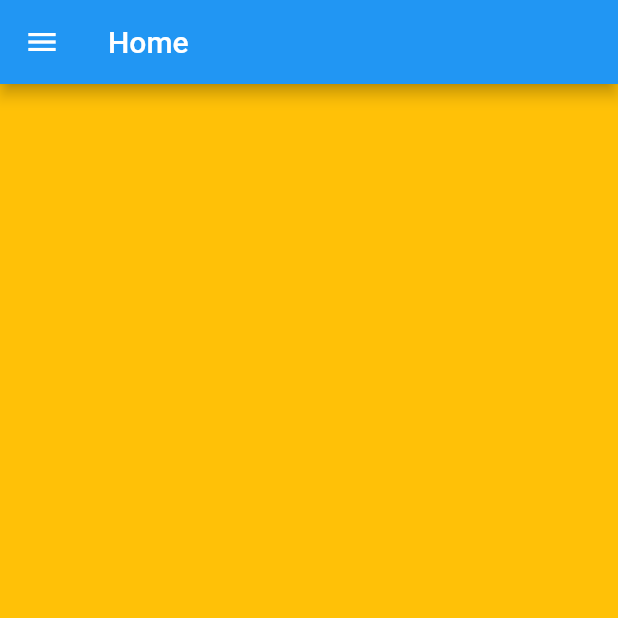
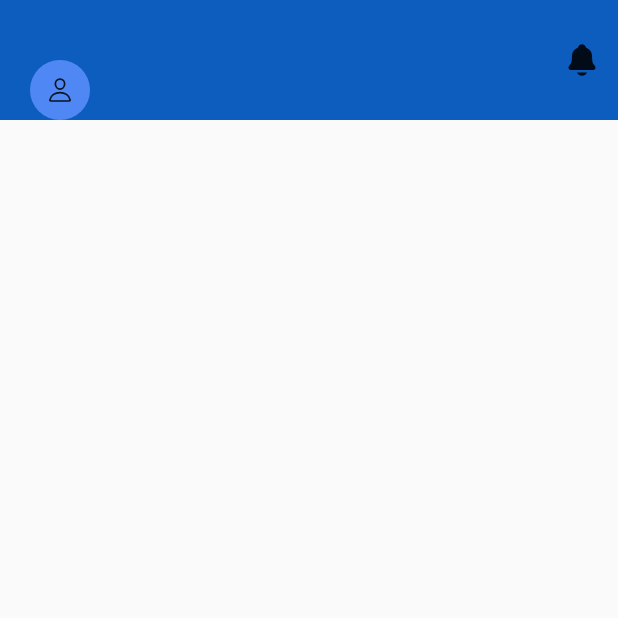
Before and after one commit to MarcioJCarvalho/os_manager, a Flutter app: the screen it shows after launch, on a phone screen of 412 x 824 dp, the top half of it. Run offline on Flutter 3.47's test engine with Material 2 defaults, Android fonts, the phone set to English and light mode, and no system bars; our stand-ins replace animated_splash_screen, ionicons, lottie.

Commit message:
construção da home

```diff
--- a/lib/app.dart
+++ b/lib/app.dart
@@ -1,22 +1,34 @@
 import 'package:flutter/material.dart';
+import 'package:flutter/services.dart';
 import 'package:os_manager/pages/cliente/lista.dart';
 import 'package:os_manager/pages/colaborador/lista.dart';
 import 'package:os_manager/pages/equipamento/lista.dart';
-import 'package:os_manager/pages/home.dart';
+import 'package:os_manager/pages/home/home.dart';
 import 'package:os_manager/pages/login.dart';
 import 'package:os_manager/pages/ocorrencia/lista.dart';
 import 'package:os_manager/pages/os/lista.dart';
 import 'package:os_manager/pages/splash.dart';
 import 'package:os_manager/pages/tecnico/lista.dart';
+import 'package:os_manager/utils/colors.dart';
 
 class App extends StatelessWidget {
   const App({Key? key}) : super(key: key);
 
   @override
   Widget build(BuildContext context) {
+    SystemChrome.setSystemUIOverlayStyle(
+      SystemUiOverlayStyle(
+          // para Android e IOS
+          statusBarColor: primaryColor,
+          statusBarIconBrightness: Brightness.dark,
+          statusBarBrightness: Brightness.dark,
+          systemNavigationBarColor: primaryColor,
+          systemNavigationBarIconBrightness: Brightness.dark),
+    );
     return MaterialApp(
       debugShowCheckedModeBanner: false,
       title: 'Os Manager',
+      theme: ThemeData(primarySwatch: blueSwatch),
       routes: {
         "/": (context) => const Splash(),
         "home": (context) => const Home(),
--- a/lib/pages/home.dart
+++ b/lib/pages/home/home.dart
@@ -1,28 +1,38 @@
 import 'package:flutter/material.dart';
 import 'package:os_manager/menu.dart';
-import 'package:os_manager/pages/init.dart';
+import 'package:os_manager/pages/home/home_content.dart';
 
 class Home extends StatelessWidget {
   const Home({Key? key}) : super(key: key);
+
   @override
   Widget build(BuildContext context) {
     return LayoutBuilder(builder: (context, constraints) {
       final bool isMobile = constraints.maxWidth < 600;
       return Scaffold(
-        appBar: AppBar(
-          automaticallyImplyLeading: isMobile,
-          title: const Text('Home'),
-        ),
+        // appBar: AppBar(
+        //   automaticallyImplyLeading: isMobile,
+        //   title: const Text('Home'),
+        // ),
         drawer: const Menu(),
         body: isMobile
-            ? const Init()
+            ? const HomeContent()
             : Row(
                 children: [
                   Menu(),
-                  const Expanded(child: Init()),
+                  const Expanded(child: HomeContent()),
                 ],
               ),
       );
     });
   }
+
+  // PreferredSize _appBar() {
+  //   return PreferredSize(
+  //       child: AppBar(
+  //         automaticallyImplyLeading: isMobile,
+  //         title: const Text('Home'),
+  //       ),
+  //       preferredSize: const Size.fromHeight(0));
+  // }
 }
--- /dev/null
+++ b/lib/pages/home/home_content.dart
@@ -0,0 +1,25 @@
+import 'package:flutter/material.dart';
+import 'package:flutter/services.dart';
+import 'package:os_manager/pages/home/widgets/header.dart';
+import 'package:os_manager/utils/colors.dart';
+
+class HomeContent extends StatelessWidget {
+  const HomeContent({Key? key}) : super(key: key);
+
+  @override
+  Widget build(BuildContext context) {
+    return Scaffold(
+      // backgroundColor: backgroundColor,
+      body: SingleChildScrollView(
+        child: Container(
+          color: Colors.white,
+          child: Column(
+            children: [
+              Header(),
+            ],
+          ),
+        ),
+      ),
+    );
+  }
+}
--- /dev/null
+++ b/lib/pages/home/widgets/header.dart
@@ -0,0 +1,51 @@
+import 'package:flutter/material.dart';
+import 'package:ionicons/ionicons.dart';
+import 'package:os_manager/utils/colors.dart';
+
+class Header extends StatelessWidget {
+  const Header({Key? key}) : super(key: key);
+
+  @override
+  Widget build(BuildContext context) {
+    return Container(
+      color: primaryColor,
+      child: Column(crossAxisAlignment: CrossAxisAlignment.start, children: [
+        Row(
+          mainAxisAlignment: MainAxisAlignment.spaceBetween,
+          children: [
+            _profile(),
+            _options(),
+          ],
+        ),
+      ]),
+    );
+  }
+
+  _profile() {
+    return GestureDetector(
+      onTap: () {
+        // abrir a drwaer
+      },
+      child: Container(
+        height: 40,
+        width: 40,
+        margin: const EdgeInsets.only(left: 20, top: 40),
+        decoration: BoxDecoration(
+            borderRadius: BorderRadius.circular(80), color: secundaryColor),
+        child: IconButton(
+          iconSize: 18,
+          onPressed: () {},
+          icon: const Icon(Ionicons.person_outline),
+        ),
+      ),
+    );
+  }
+
+  _options() {
+    return Row(
+      children: [
+        IconButton(onPressed: () {}, icon: Icon(Ionicons.notifications)),
+      ],
+    );
+  }
+}
--- a/lib/pages/init.dart
+++ /dev/null
@@ -1,12 +0,0 @@
-import 'package:flutter/material.dart';
-
-class Init extends StatelessWidget {
-  const Init({Key? key}) : super(key: key);
-
-  @override
-  Widget build(BuildContext context) {
-    return Scaffold(
-      backgroundColor: Colors.amber,
-    );
-  }
-}
--- a/lib/pages/splash.dart
+++ b/lib/pages/splash.dart
@@ -1,7 +1,7 @@
 import 'package:flutter/material.dart';
 import 'package:animated_splash_screen/animated_splash_screen.dart';
 import 'package:lottie/lottie.dart';
-import 'package:os_manager/pages/home.dart';
+import 'package:os_manager/pages/home/home.dart';
 import 'package:os_manager/utils/colors.dart';
 
 class Splash extends StatelessWidget {
@@ -10,7 +10,7 @@ class Splash extends StatelessWidget {
   Widget build(BuildContext context) {
     return AnimatedSplashScreen(
       splash: Lottie.asset('assets/132689-rocket-launch.json'),
-      backgroundColor: backgroundColor,
+      backgroundColor: primaryColor,
       nextScreen: const Home(),
       duration: 4000,
     );
--- a/lib/utils/colors.dart
+++ b/lib/utils/colors.dart
@@ -1,9 +1,10 @@
 import 'package:flutter/material.dart';
 
-Color backgroundColor = const Color.fromARGB(255, 12, 93, 190);
-Color secundaryColor = const Color.fromRGBO(155, 59, 218, 1);
-Color grayColor = const Color.fromRGBO(240, 241, 245, 1);
-Color greyText = const Color.fromARGB(255, 62, 62, 63);
+Color primaryColor = const Color.fromARGB(255, 12, 93, 190);
+Color secundaryColor = const Color.fromARGB(255, 79, 136, 244);
+Color grayColor = const Color.fromRGBO(242, 247, 250, 1);
+Color greyText = const Color.fromRGBO(27, 27, 27, 1);
+Color backgroundColor = const Color.fromARGB(255, 79, 136, 244);
 LinearGradient backgroundGradient = const LinearGradient(
     begin: Alignment.bottomCenter,
     end: Alignment.topCenter,
@@ -11,3 +12,27 @@ LinearGradient backgroundGradient = const LinearGradient(
       Color.fromARGB(255, 12, 93, 190),
       Color.fromARGB(255, 79, 136, 244),
     ]);
+
+MaterialColor graySwatch = const MaterialColor(0xFFCED2D5, {
+  50: const Color(0xFFF2F7FA),
+  100: const Color(0xFFCED2D5),
+  200: const Color(0xFFAAAEB0),
+  300: const Color(0xFF87898B),
+  500: const Color(0xFF636465),
+  600: const Color(0xFF3F4040),
+  700: const Color(0xFF1B1B1B),
+  800: const Color(0xFF1B1B1B),
+  900: const Color(0xFF1B1B1B),
+});
+
+MaterialColor blueSwatch = const MaterialColor(0xFF4F88F4, {
+  50: const Color(0xFFF2F7FA),
+  100: const Color(0xFF4F88F4),
+  200: const Color(0xFF0C5DBE),
+  300: const Color(0xFF87898B),
+  500: const Color(0xFF636465),
+  600: const Color(0xFF3F4040),
+  700: const Color(0xFF1B1B1B),
+  800: const Color(0xFF1B1B1B),
+  900: const Color(0xFF1B1B1B),
+});
--- a/pubspec.yaml
+++ b/pubspec.yaml
@@ -27,6 +27,7 @@ environment:
 # the latest version available on pub.dev. To see which dependencies have newer
 # versions available, run `flutter pub outdated`.
 dependencies:
+  ionicons: ^0.1.2
   animated_splash_screen: ^1.3.0
   lottie: ^1.4.2
   flutter:
```
Also changed, not shown: pubspec.lock.
